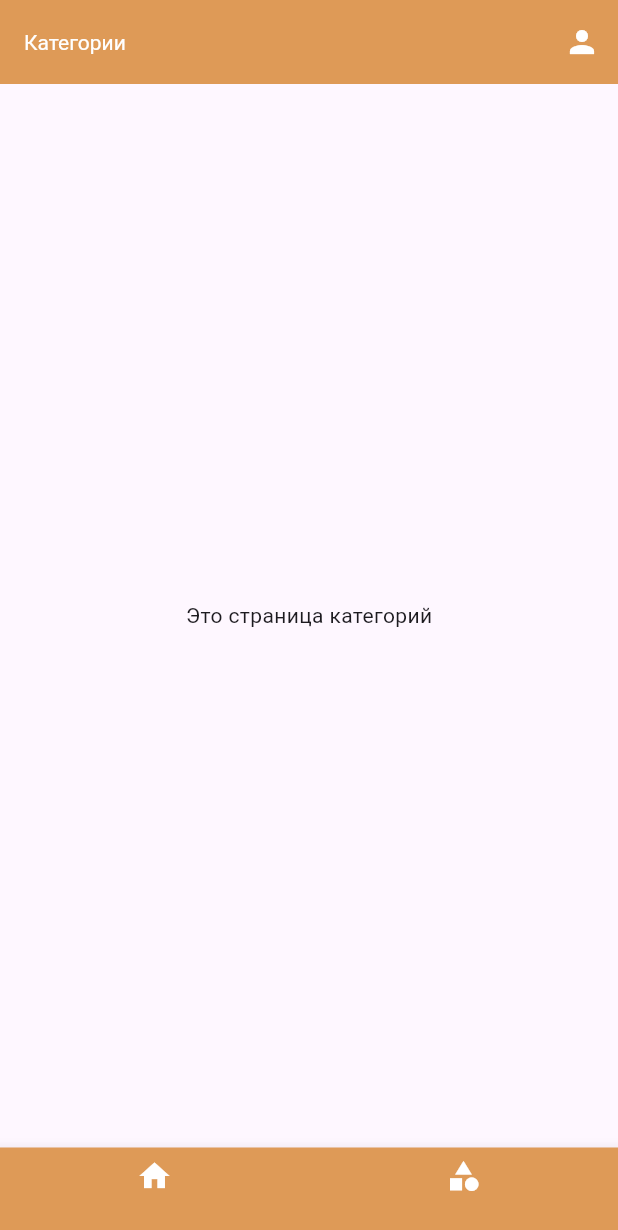
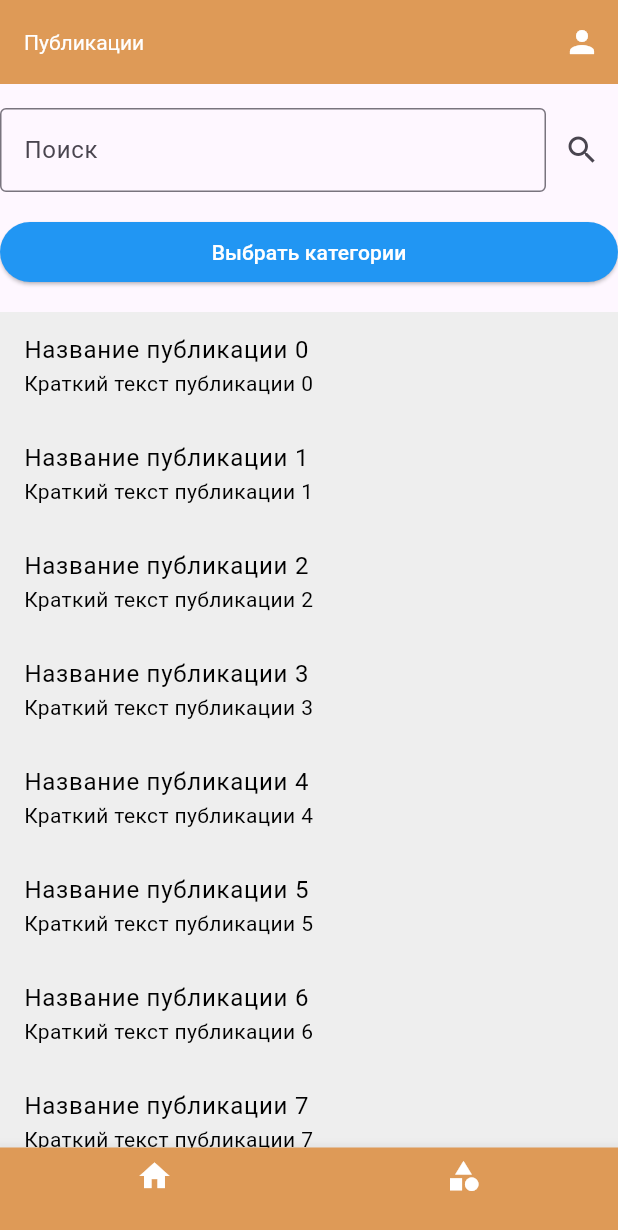
Before and after one commit to Rewqa1/ParentHelperPro-frontend, a Flutter app: the screen it shows after launch, item 2 of the bottom bar chosen, on a phone screen of 412 x 824 dp. Shown: the top 1230 px of the screen. Run offline on Flutter 3.47's test engine with Material 3 defaults, Android fonts, the light colour scheme and no system bars.

Commit message:
Связка с БД

```diff
--- a/lib/Pages/Categorys/CategorysPage.dart
+++ b/lib/Pages/Categorys/CategorysPage.dart
@@ -1,22 +1,31 @@
 import 'package:flutter/material.dart';
 import '../Home/HomePage.dart';
 import '../Profile/ProfilePage.dart';
+import '/enumCategorys.dart';
+import '/djangoRequest.dart';
 
-class CategorysPage extends StatelessWidget {
+class CategorysPage extends StatefulWidget {
+  @override
+  _CategorysPageState createState() => _CategorysPageState();
+}
+
+class _CategorysPageState extends State<CategorysPage> {
+  List<categorys> _selectedCategories = [];
+  bool _isCategorySelectionExpanded = false;
+
   @override
   Widget build(BuildContext context) {
     return Scaffold(
       appBar: AppBar(
-        title: Text('Категории'),
+        title: Text('Публикации'),
         titleTextStyle: TextStyle(color: Colors.white),
         backgroundColor: Color.fromARGB(255, 222, 154, 87),
-        automaticallyImplyLeading: false, // убираем стрелку назад
+        automaticallyImplyLeading: false,
         actions: [
           IconButton(
             color: Colors.white,
             icon: Icon(Icons.person),
             onPressed: () {
-              // Навигация на страницу профиля
               Navigator.push(
                 context,
                 MaterialPageRoute(builder: (context) => ProfilePage()),
@@ -25,8 +34,33 @@ class CategorysPage extends StatelessWidget {
           ),
         ],
       ),
-      body: Center(
-        child: Text('Это страница категорий'),
+      body: SingleChildScrollView(
+        child: Column(
+          crossAxisAlignment: CrossAxisAlignment.stretch,
+          children: [
+            SizedBox(height: 16),
+            Row(
+              children: [
+                Expanded(
+                  child: _buildSearchBar(),
+                ),
+                IconButton(
+                  icon: Icon(Icons.search),
+                  onPressed: () async {
+                    int userId = await getPostCount();
+                    String userlogin = await getUserName(0);
+                    print(userlogin);
+                  },
+                ),
+              ],
+            ),
+            SizedBox(height: 16),
+            _buildCategorySelectionButton(),
+            SizedBox(height: 16),
+            _buildPublicationsList(), // Здесь будет список публикаций
+            SizedBox(height: 16),
+          ],
+        ),
       ),
       bottomNavigationBar: BottomNavigationBar(
         backgroundColor: Color.fromARGB(255, 222, 154, 87),
@@ -42,20 +76,147 @@ class CategorysPage extends StatelessWidget {
           ),
         ],
         onTap: (index) {
-          // Обработка нажатия на BottomNavigationBar
           if (index == 0) {
             Navigator.push(
               context,
               MaterialPageRoute(builder: (context) => HomePage()),
             );
           }
-          if(index == 1) {
-
-          }
+          // Навигация на страницу публикаций (уже находимся на этой странице)
         },
         selectedItemColor: Colors.white,
         unselectedItemColor: Colors.white,
       ),
     );
   }
+
+  Widget _buildSearchBar() {
+    return TextField(
+      decoration: InputDecoration(
+        hintText: 'Поиск',
+        border: OutlineInputBorder(),
+      ),
+    );
+  }
+
+  Widget _buildCategorySelectionButton() {
+    return Column(
+      crossAxisAlignment: CrossAxisAlignment.stretch,
+      children: [
+        ElevatedButton(
+          onPressed: () {
+            setState(() {
+              _isCategorySelectionExpanded = !_isCategorySelectionExpanded;
+            });
+          },
+          style: ElevatedButton.styleFrom(
+            foregroundColor: Colors.white, backgroundColor: Colors.blue,
+          ),
+          child: Text(_selectedCategories.isEmpty ? 'Выбрать категории' : _getSelectedCategoriesNames()),
+        ),
+        Visibility(
+          visible: _isCategorySelectionExpanded,
+          child: AnimatedContainer(
+            duration: Duration(milliseconds: 300),
+            height: 200,
+            child: SingleChildScrollView(
+              scrollDirection: Axis.horizontal,
+              child: Row(
+                children: List.generate(categorys.values.length, (index) {
+                  var category = categorys.values.elementAt(index);
+                  return Row(
+                    children: [
+                      Checkbox(
+                        value: _selectedCategories.contains(category),
+                        onChanged: (checked) {
+                          setState(() {
+                            if (checked!) {
+                              _selectedCategories.add(category);
+                            } else {
+                              _selectedCategories.remove(category);
+                            }
+                          });
+                        },
+                        materialTapTargetSize: MaterialTapTargetSize.shrinkWrap,
+                      ),
+                      SizedBox(width: 4),
+                      Text(
+                        _translateCategory(category),
+                        style: TextStyle(fontSize: 14), // уменьшим размер текста
+                      ),
+                      SizedBox(width: 4), // уменьшим отступы между элементами
+                    ],
+                  );
+                }),
+              ),
+            ),
+          ),
+        ),
+      ],
+    );
+  }
+
+  String _getSelectedCategoriesNames() {
+    return _selectedCategories.map((category) => _translateCategory(category)).join(', ');
+  }
+
+  Widget _buildPublicationsList() {
+    // Здесь нужно будет отобразить список публикаций
+    // Можно использовать ListView.builder для динамического построения списка
+    return Container(
+      color: Colors.grey[200], // Серый фон
+      child: ListView.builder(
+        itemCount: 10, // Пример количества публикаций
+        shrinkWrap: true,
+        physics: NeverScrollableScrollPhysics(),
+        itemBuilder: (context, index) {
+          return ListTile(
+            title: Text(
+              'Название публикации $index',
+              style: TextStyle(
+                color: Colors.black,
+              ),
+            ),
+            subtitle: Text(
+              'Краткий текст публикации $index',
+              style: TextStyle(
+                color: Colors.black,
+              ),
+            ),
+            onTap: () {
+              // Добавьте функционал выбора публикации
+              print('Выбрана публикация номер $index');
+            },
+          );
+        },
+      ),
+    );
+  }
+
+  String _translateCategory(categorys category) {
+    switch (category) {
+      case categorys.parenting:
+        return 'воспитание';
+      case categorys.education:
+        return 'обучение';
+      case categorys.games:
+        return 'игры';
+      case categorys.nutrition:
+        return 'питание';
+      case categorys.sports:
+        return 'спорт';
+      case categorys.illness:
+        return 'здоровье';
+      case categorys.psychology:
+        return 'психология';
+      case categorys.stories:
+        return 'здоровье';
+      case categorys.hints:
+        return 'советы';
+      case categorys.other:
+        return 'другое';
+      default:
+        return '';
+    }
+  }
 }
--- a/lib/enumCategorys.dart
+++ b/lib/enumCategorys.dart
@@ -8,6 +8,6 @@ enum categorys
   illness,
   psychology,
   stories,
-  tips,
+  hints,
   other
 }
--- a/pubspec.yaml
+++ b/pubspec.yaml
@@ -30,6 +30,7 @@ environment:
 dependencies:
   flutter:
     sdk: flutter
+  http: ^0.13.3
 
 
   # The following adds the Cupertino Icons font to your application.
```
Also changed, not shown: lib/djangoRequest.dart (+74 -0 lines), pubspec.lock.
